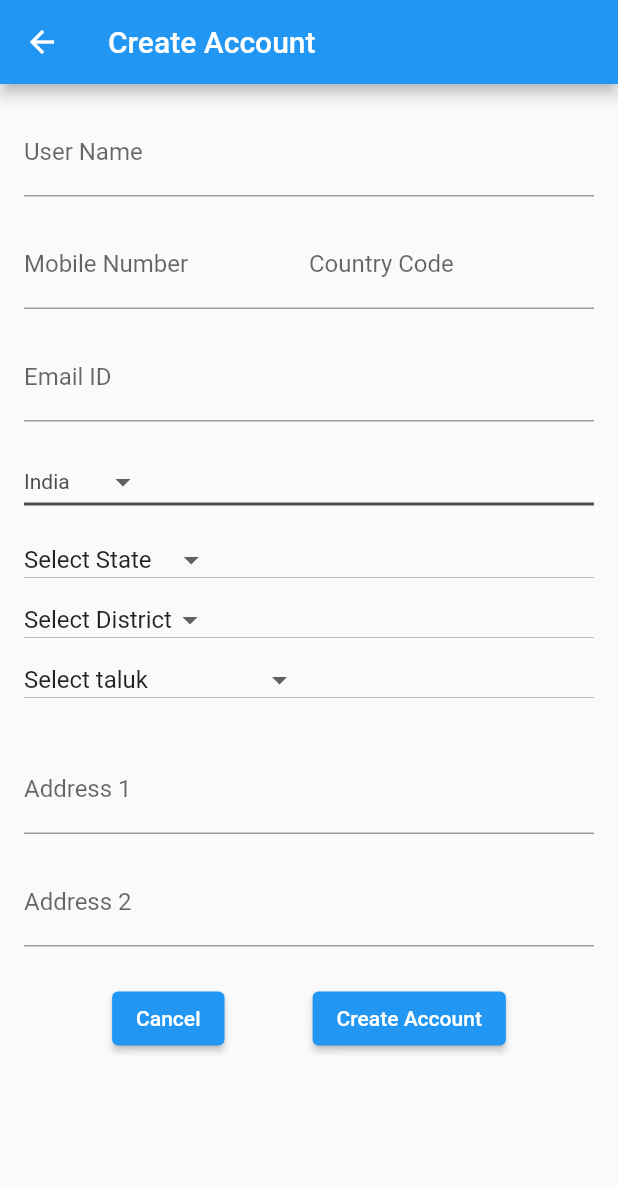
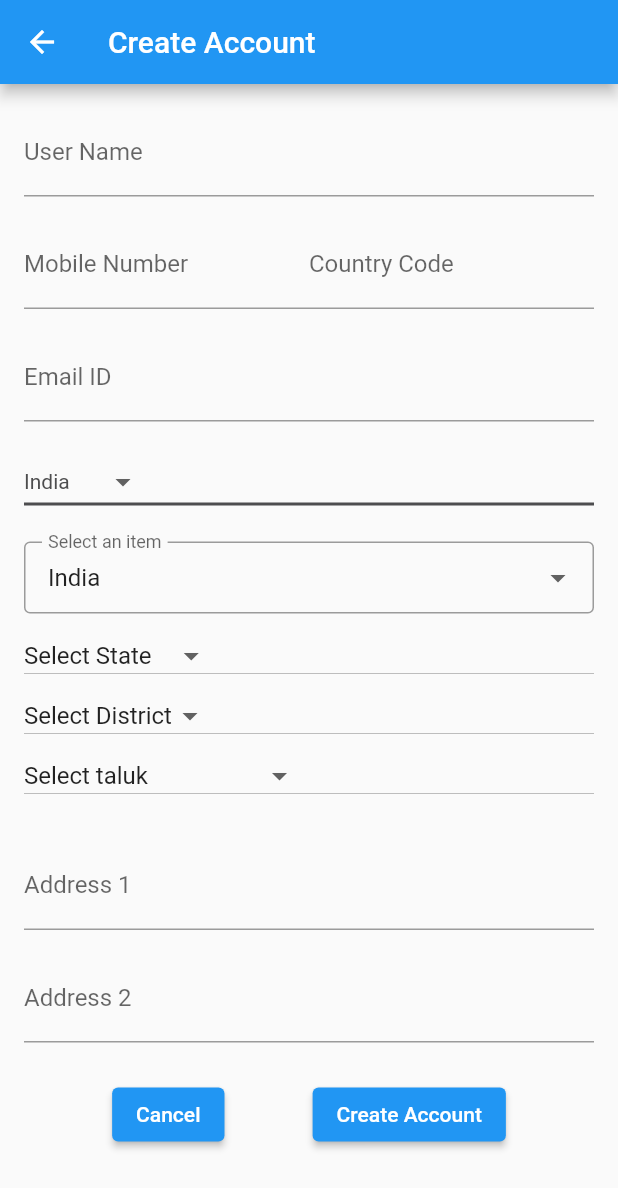
Before and after one commit to venkatesanios/Flutterpractice, a Flutter app: the AccountPage screen opened directly, on a phone screen of 412 x 824 dp. Shown: the top 1188 px of the screen. Run offline on Flutter 3.47's test engine with Material 2 defaults, Android fonts, the phone set to English and light mode, and no system bars; our stand-ins replace badges, dio, get_it, pretty_dio_logger, retrofit, stacked and 2 more; generated files the repository leaves out were written again.

```diff
--- a/flutter_practice_sample/lib/ui/views/createAccount/createAccount.dart
+++ b/flutter_practice_sample/lib/ui/views/createAccount/createAccount.dart
@@ -1,5 +1,6 @@
 import 'package:flutter/material.dart';
 import 'package:badges/badges.dart' as badges;
+import 'package:flutter_practice_sample/ui/views/createAccount/dropdown.dart';
 
 const List<String> list = <String>['India', 'Pakistan', 'China', 'America'];
 
@@ -178,6 +179,19 @@ class _AccountPageState extends State<AccountPage> {
               ),
 
               const SizedBox(height: 16),
+              CustomDropdown(
+                items: list,
+                selectedValue: list[0],
+                // onChanged: (newValue) {
+                //   setState(() {
+                //     print('Selected: $newValue');
+                //    // ValueChanged = newValue!;
+
+                //   });
+                // },
+              ),
+
+              const SizedBox(height: 16),
               DropdownButton(
                 value: 'Select State',
                 isDense: true,
--- /dev/null
+++ b/flutter_practice_sample/lib/ui/views/createAccount/dropdown.dart
@@ -0,0 +1,99 @@
+// import 'package:flutter/material.dart';
+
+// class CustomDropdown extends StatefulWidget {
+//   final List<String> items;
+//   final String selectedValue;
+//   //final Function(String) onChanged;
+//   final void Function(String?)? onChanged;
+
+//   CustomDropdown({
+//     required this.items,
+//     required this.selectedValue,
+//     required this.onChanged,
+//   });
+
+//   @override
+//   _CustomDropdownState createState() => _CustomDropdownState();
+// }
+
+// class _CustomDropdownState extends State<CustomDropdown> {
+//     String _selectedValue = '';
+
+//    @override
+//   void initState() {
+//     super.initState();
+//     _selectedValue = widget.selectedValue;
+//   }
+
+//   @override
+//   Widget build(BuildContext context) {
+//     return DropdownButton<String>(
+//       value: _selectedValue,
+//       onChanged: widget.onChanged,
+
+//       hint: Text('data'),
+//       underline: Container(
+//         height: 2,
+//         color: Colors.grey,
+//       ),
+//       items: widget.items.map((String item) {
+//         return DropdownMenuItem<String>(
+//           value: item,
+//           child: Text(item),
+//         );
+//       }).toList(),
+//     );
+//   }
+// }
+
+import 'package:flutter/material.dart';
+
+class CustomDropdown extends StatefulWidget {
+  final List<String> items;
+  final String selectedValue;
+
+  CustomDropdown({
+    required this.items,
+    required this.selectedValue,
+  });
+
+  @override
+  _CustomDropdownState createState() => _CustomDropdownState();
+}
+
+class _CustomDropdownState extends State<CustomDropdown> {
+  String _selectedValue = '';
+
+  @override
+  void initState() {
+    super.initState();
+    _selectedValue = widget.selectedValue;
+  }
+
+  @override
+  Widget build(BuildContext context) {
+    return DropdownButtonFormField<String>(
+      value: _selectedValue,
+      onChanged: (newValue) {
+        setState(() {
+          _selectedValue = newValue!;
+        });
+      },
+      decoration: InputDecoration(
+        border: OutlineInputBorder(),
+        contentPadding: EdgeInsets.symmetric(horizontal: 16, vertical: 8),
+        labelText: 'Select an item',
+        //  underline: Container(
+        //   height: 2,
+        //   color: Colors.transparent,
+        // ),
+      ),
+      items: widget.items.map((String item) {
+        return DropdownMenuItem<String>(
+          value: item,
+          child: Text(item),
+        );
+      }).toList(),
+    );
+  }
+}
```
